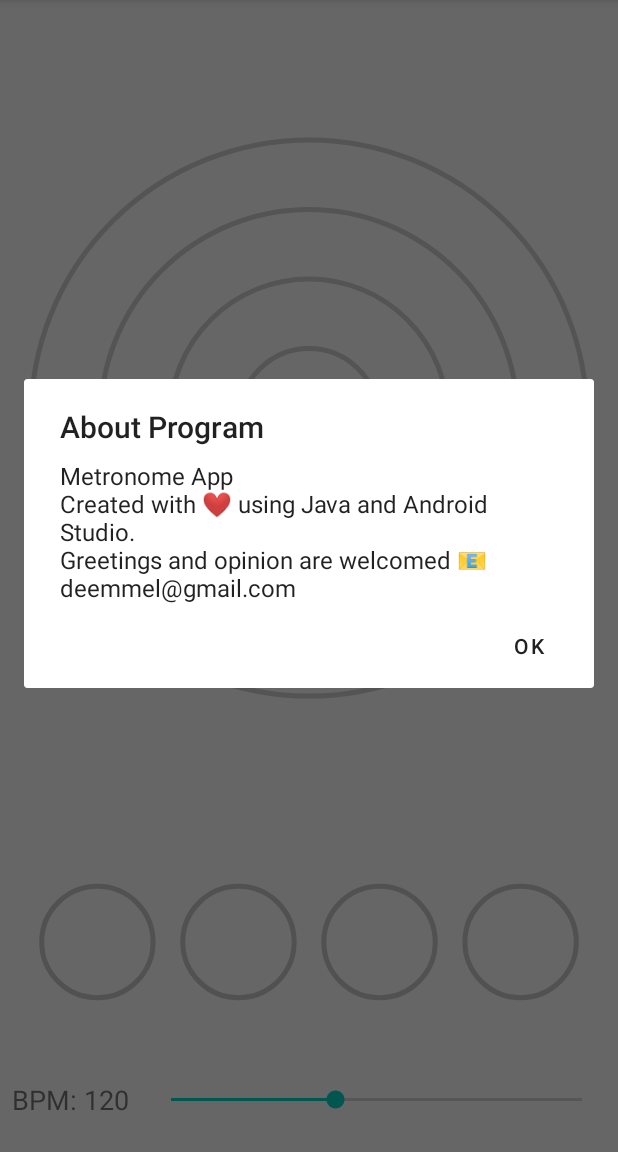
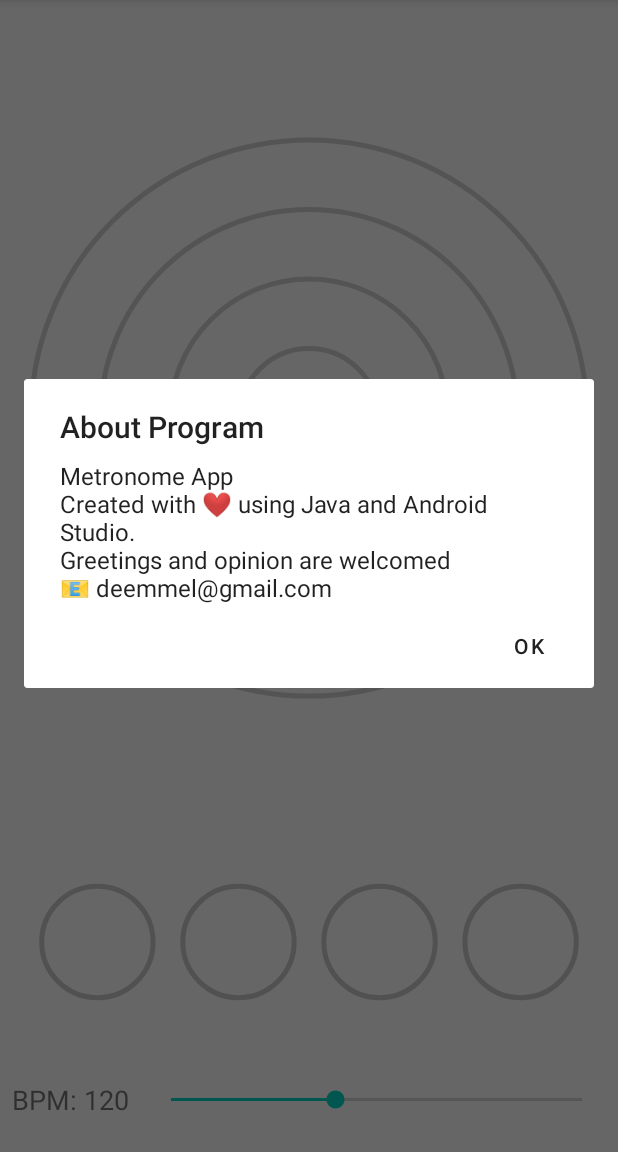
Before and after one commit to Demelja/Tempomator, an Android app: the screen it shows after launch (MainActivity), in the options menu, after a tap on "About Program", on a phone screen of 412 x 824 dp, the part 84-1236 px from its top. Run offline under Robolectric (Android 15) with nearby library versions, the phone set to English and light mode, and no system bars.

Commit message:
colour scheme, switch line

```diff
--- a/app/build.gradle
+++ b/app/build.gradle
@@ -10,8 +10,8 @@ android {
         applicationId "mda.sport.tempomator"
         minSdk 24
         targetSdk 35
-        versionCode 4
-        versionName "2.1"
+        versionCode 5
+        versionName "2.2"
 
         testInstrumentationRunner "androidx.test.runner.AndroidJUnitRunner"
     }
--- a/app/src/main/java/mda/sport/tempomator/CircleBeatView.java
+++ b/app/src/main/java/mda/sport/tempomator/CircleBeatView.java
@@ -11,11 +11,19 @@ import android.graphics.RectF;
 import android.util.AttributeSet;
 import android.view.View;
 
+import androidx.core.content.ContextCompat;
+
 public class CircleBeatView extends View {
     private int activeIndex = -1;
     private final Paint paintCircle = new Paint(Paint.ANTI_ALIAS_FLAG);
     private final Paint paintFill = new Paint(Paint.ANTI_ALIAS_FLAG);
     private final Paint paintShape = new Paint(Paint.ANTI_ALIAS_FLAG);
+    private final int[] baseColors = {
+            ContextCompat.getColor(getContext(), R.color.basecolor1),
+            ContextCompat.getColor(getContext(), R.color.basecolor2),
+            ContextCompat.getColor(getContext(), R.color.basecolor3),
+            ContextCompat.getColor(getContext(), R.color.basecolor4)
+    };
 
     public CircleBeatView(Context context) {
         super(context);
@@ -32,7 +40,7 @@ public class CircleBeatView extends View {
         paintCircle.setStyle(Paint.Style.STROKE);
         paintCircle.setStrokeWidth(5);
 
-        paintFill.setColor(Color.parseColor("#CCFFCC")); // light-green
+        paintFill.setColor(Color.TRANSPARENT); //Color.parseColor("#CCFFCC")); // light-green
         paintFill.setStyle(Paint.Style.FILL);
 
         paintShape.setColor(Color.WHITE);
@@ -64,6 +72,7 @@ public class CircleBeatView extends View {
             float cy = isPortrait ? h / 2 : h - (spacing + radius + i * (diameter + spacing));
 
             if (i == activeIndex) {
+                paintFill.setColor(baseColors[i]);
                 canvas.drawCircle(cx, cy, radius, paintFill);
                 drawShape(canvas, i, cx, cy, radius);
             } else if (i < activeIndex) {
--- a/app/src/main/java/mda/sport/tempomator/CircleMatrixView.java
+++ b/app/src/main/java/mda/sport/tempomator/CircleMatrixView.java
@@ -9,21 +9,27 @@ import android.media.MediaPlayer;
 import android.os.Handler;
 import android.util.AttributeSet;
 import android.view.View;
-import android.content.res.Configuration;
+
+import androidx.core.content.ContextCompat;
+
 
 public class CircleMatrixView extends View {
 
     private static final int CIRCLE_COUNT = 4;
 
     private final Paint[] fillPaints = new Paint[CIRCLE_COUNT];
-    //private final int[] baseColors = {Color.RED, Color.GREEN, Color.BLUE, Color.YELLOW};
     private final int[] baseColors = {
-            Color.parseColor("#FF1E00"),
-            Color.parseColor("#FF7F00"),
-            Color.parseColor("#D50065"),
-            Color.parseColor("#00BF32")
+            ContextCompat.getColor(getContext(), R.color.basecolor1),
+            ContextCompat.getColor(getContext(), R.color.basecolor2),
+            ContextCompat.getColor(getContext(), R.color.basecolor3),
+            ContextCompat.getColor(getContext(), R.color.basecolor4)
     };
-    private final int[] flashColors = {0xFFFFAAAA, 0xFFAAFFAA, 0xFFAAAAFF, 0xFFFFFFAA};
+    private final int[] flashColors = {
+            ContextCompat.getColor(getContext(), R.color.flashcolor1),
+            ContextCompat.getColor(getContext(), R.color.flashcolor2),
+            ContextCompat.getColor(getContext(), R.color.flashcolor3),
+            ContextCompat.getColor(getContext(), R.color.flashcolor4)
+    };
     private final boolean[] shouldFill = new boolean[CIRCLE_COUNT];
     private final boolean[] isFlashing = new boolean[CIRCLE_COUNT];
 
@@ -72,7 +78,7 @@ public class CircleMatrixView extends View {
     protected void onDraw(Canvas canvas) {
         super.onDraw(canvas);
 
-        // Малюємо від зовнішнього до внутрішнього
+        // paint from outer to inner
         for (int i = CIRCLE_COUNT - 1; i >= 0; i--) {
             if (shouldFill[i]) {
                 float radius = baseRadii[i];
@@ -86,7 +92,7 @@ public class CircleMatrixView extends View {
             }
         }
 
-        // Малюємо контури всіх кіл
+        // countours
         Paint strokePaint = new Paint();
         strokePaint.setStyle(Paint.Style.STROKE);
         strokePaint.setStrokeWidth(5);
--- a/app/src/main/java/mda/sport/tempomator/MainActivity.java
+++ b/app/src/main/java/mda/sport/tempomator/MainActivity.java
@@ -140,6 +140,12 @@ public class MainActivity extends AppCompatActivity {
         if (item.getItemId() == R.id.menu_switch_order) {
             isOrderSwitched = !isOrderSwitched;
             return true;
+        } else if (item.getItemId() == R.id.menu_help) {
+            new AlertDialog.Builder(this)
+                    .setMessage(R.string.help_text)
+                    .setPositiveButton("OK", null)
+                    .show();
+            return true;
         } else if (item.getItemId() == R.id.menu_about) {
             new AlertDialog.Builder(this)
                     .setTitle(R.string.about_program)
--- a/app/src/main/res/menu/main_menu.xml
+++ b/app/src/main/res/menu/main_menu.xml
@@ -1,5 +1,6 @@
 <?xml version="1.0" encoding="utf-8"?>
 <menu xmlns:android="http://schemas.android.com/apk/res/android">
     <item android:id="@+id/menu_switch_order" android:title="@string/switch_order"/>
+    <item android:id="@+id/menu_help" android:title="@string/help"/>
     <item android:id="@+id/menu_about" android:title="@string/about_program"/>
 </menu>
--- a/app/src/main/res/values/colors.xml
+++ b/app/src/main/res/values/colors.xml
@@ -2,4 +2,14 @@
 <resources>
     <color name="black">#FF000000</color>
     <color name="white">#FFFFFFFF</color>
+
+    <color name="basecolor1">#A621ED</color>
+    <color name="basecolor2">#EBC621</color>
+    <color name="basecolor3">#68EB21</color>
+    <color name="basecolor4">#EB2168</color>
+
+    <color name="flashcolor1">#FFAAAAFF</color>
+    <color name="flashcolor2">#FFFFFFAA</color>
+    <color name="flashcolor3">#FFAAFFAA</color>
+    <color name="flashcolor4">#FFFFAAAA</color>
 </resources>
--- a/app/src/main/res/values/strings.xml
+++ b/app/src/main/res/values/strings.xml
@@ -2,7 +2,12 @@
     <string name="app_name">Fitness Tempomator 4-by-4</string>
     <string name="button_start_stop">Tap here to start/stop</string>
     <string name="about_program">About Program</string>
-    <string name="about_text">Metronome App\nCreated with ❤️ using Java and Android Studio.\nGreetings and opinion are welcomed 📧 deemmel@gmail.com</string>
+    <string name="about_text">Metronome App\nCreated with ❤️ using Java and Android Studio.\nGreetings and opinion are welcomed \n📧 deemmel@gmail.com</string>
     <string name="bpm_label">"BPM: "</string>
     <string name="switch_order">Switch order</string>
+    <string name="help">Help</string>
+    <string name="help_text">The App visualizes the 4-by-4 rhythm to perform rhythmic movements.
+                            Just tap on the screen and start exercising!\n\n
+                            Use the slider to speed up or slow down the tempo.\n\n
+                            The "Switch" menu point will allow to switch the fast tempo to the main or additional line of the image.</string>
 </resources>
```
